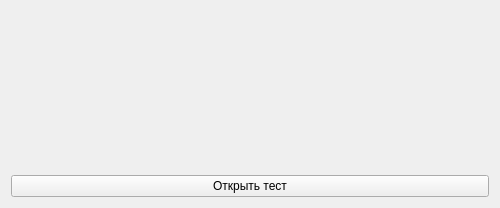
The window that client/gui/widgets/quiz.ui (igorechek06/pyQuiz) describes before a commit, drawn with Qt 5.
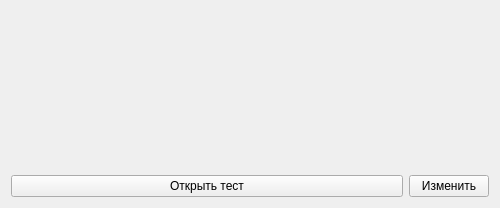
The same window after the commit. Icons and pictures are not drawn.

```diff
--- a/client/gui/widgets/quiz.ui
+++ b/client/gui/widgets/quiz.ui
@@ -82,7 +82,9 @@
     </layout>
    </item>
    <item>
-    <widget class="QPushButton" name="pushButton">
+    <layout class="QHBoxLayout" name="buttonsLayout">
+     <item>
+      <widget class="QPushButton" name="startButton">
      <property name="text">
       <string>Открыть тест</string>
      </property>
@@ -90,7 +92,32 @@
       <iconset resource="../../src.qrc">
        <normaloff>:/src/src/play.png</normaloff>:/src/src/play.png</iconset>
      </property>
-    </widget>
+       <property name="autoDefault">
+        <bool>false</bool>
+       </property>
+      </widget>
+     </item>
+     <item>
+      <widget class="QPushButton" name="editButton">
+       <property name="sizePolicy">
+        <sizepolicy hsizetype="Maximum" vsizetype="Fixed">
+         <horstretch>0</horstretch>
+         <verstretch>0</verstretch>
+        </sizepolicy>
+       </property>
+       <property name="text">
+        <string>Изменить</string>
+       </property>
+       <property name="icon">
+        <iconset resource="../../src.qrc">
+         <normaloff>:/src/src/edit.png</normaloff>:/src/src/edit.png</iconset>
+       </property>
+       <property name="autoDefault">
+        <bool>false</bool>
+       </property>
+      </widget>
+     </item>
+    </layout>
    </item>
   </layout>
  </widget>
```
Left out of the diff: 2 changed lines with no effect on the pictures. Lines whose indentation alone changed are shown as unchanged.
